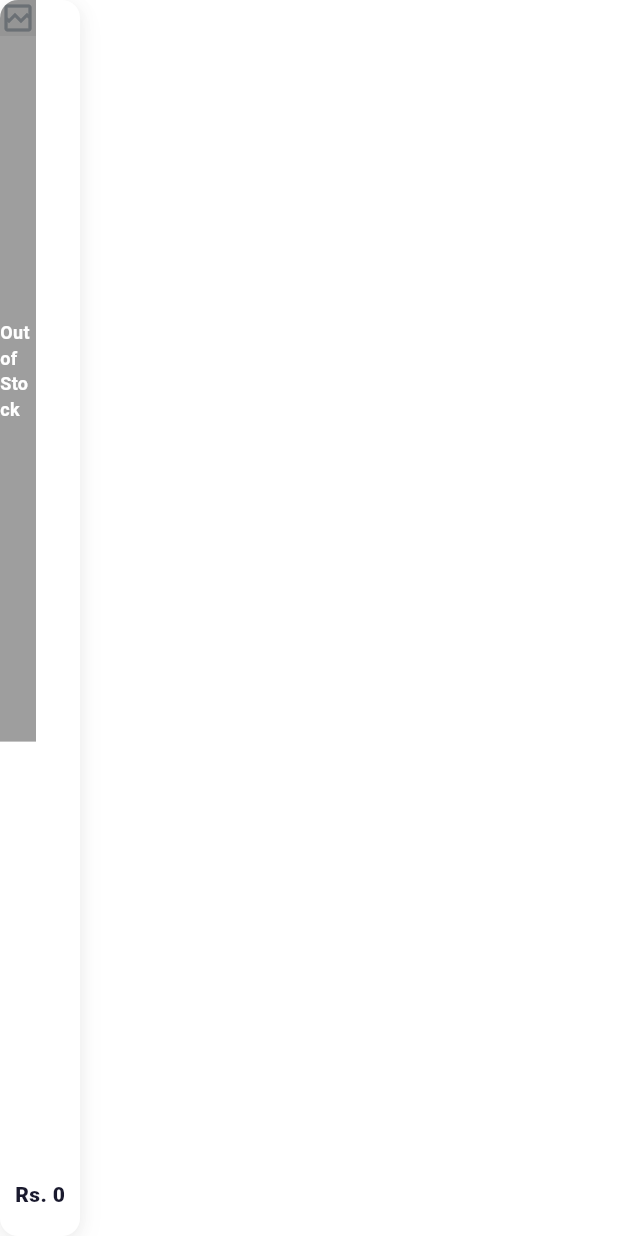
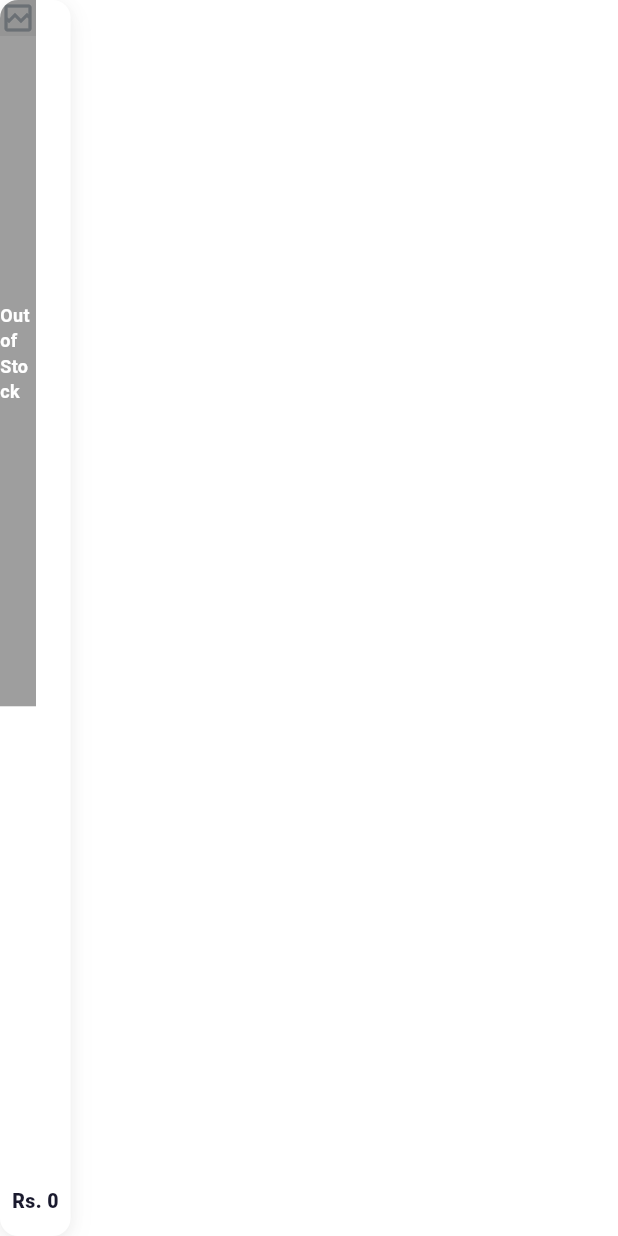
Before and after one commit to Aarambha-Developer/ecomm-mobile, a Flutter app: the ProductCard widget shown alone on an empty page, opened directly with empty values, on a phone screen of 412 x 824 dp. Run offline on Flutter 3.47's test engine with Material 3 defaults, Android fonts, the phone set to English and light mode, and no system bars; drawn by our look-alikes of cached_network_image; our stand-ins replace dio, flutter_riverpod, flutter_secure_storage, go_router, image_picker, webview_flutter; accounts and stored records are empty; network calls fail.

Commit message:
Fix login/register screens - wire to actual auth provider, fix ProductCard overflow

```diff
--- a/lib/core/widgets/product_card.dart
+++ b/lib/core/widgets/product_card.dart
@@ -47,7 +47,7 @@
           crossAxisAlignment: CrossAxisAlignment.start,
           children: [
             Expanded(
-              flex: 3,
+              flex: 4,
               child: Stack(
                 children: [
                   _buildImage(),
@@ -81,13 +81,13 @@
                             color: isWishlisted
                                 ? AppColors.accent
                                 : AppColors.textHint,
-                            size: 20,
+                            size: 18,
                           ),
                           onPressed: onToggleWishlist,
                           padding: EdgeInsets.zero,
                           constraints: const BoxConstraints(
-                            minWidth: 32,
-                            minHeight: 32,
+                            minWidth: 28,
+                            minHeight: 28,
                           ),
                         ),
                       ),
@@ -112,9 +112,9 @@
               ),
             ),
             Expanded(
-              flex: 2,
+              flex: 3,
               child: Padding(
-                padding: const EdgeInsets.fromLTRB(10, 8, 10, 10),
+                padding: const EdgeInsets.fromLTRB(8, 6, 8, 8),
                 child: Column(
                   crossAxisAlignment: CrossAxisAlignment.start,
                   children: [
@@ -130,11 +130,11 @@
                         maxLines: 1,
                         overflow: TextOverflow.ellipsis,
                       ),
-                    const SizedBox(height: 3),
+                    const SizedBox(height: 2),
                     Text(
                       product.name,
                       style: const TextStyle(
-                        fontSize: 13,
+                        fontSize: 12,
                         fontWeight: FontWeight.w600,
                         color: AppColors.textPrimary,
                         height: 1.2,
@@ -148,21 +148,21 @@
                       discountedPrice: product.discountedPrice,
                       discountPercentage: product.discountPercentage,
                       priceStyle: const TextStyle(
-                        fontSize: 14,
+                        fontSize: 13,
                         fontWeight: FontWeight.w800,
                         color: AppColors.price,
                       ),
                       discountedPriceStyle: const TextStyle(
-                        fontSize: 14,
+                        fontSize: 13,
                         fontWeight: FontWeight.w800,
                         color: AppColors.priceDiscounted,
                       ),
                     ),
-                    const SizedBox(height: 8),
+                    const SizedBox(height: 6),
                     if (onAddToCart != null && product.stockQuantity > 0)
                       SizedBox(
                         width: double.infinity,
-                        height: 32,
+                        height: 28,
                         child: ElevatedButton(
                           onPressed: onAddToCart,
                           style: ElevatedButton.styleFrom(
@@ -171,23 +171,14 @@
                             padding: EdgeInsets.zero,
                             elevation: 0,
                             shape: RoundedRectangleBorder(
-                              borderRadius: BorderRadius.circular(8),
+                              borderRadius: BorderRadius.circular(6),
                             ),
                             textStyle: const TextStyle(
                               fontSize: 11,
                               fontWeight: FontWeight.w700,
-                              letterSpacing: 0.3,
                             ),
                           ),
-                          child: const Row(
-                            mainAxisAlignment: MainAxisAlignment.center,
-                            children: [
-                              Icon(Icons.shopping_bag_outlined,
-                                  size: 14),
-                              SizedBox(width: 4),
-                              Text('Add'),
-                            ],
-                          ),
+                          child: const Text('Add'),
                         ),
                       ),
                   ],
```
Also changed, not shown: lib/features/auth/presentation/screens/login_screen.dart (+30 -22 lines), lib/features/auth/presentation/screens/register_screen.dart (+30 -22 lines), lib/features/home/presentation/screens/home_screen.dart (+6 -6 lines).
